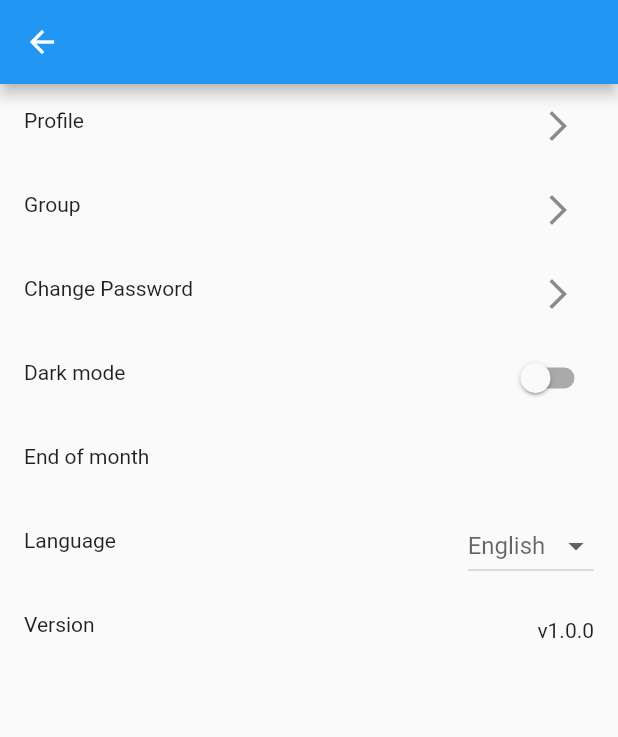
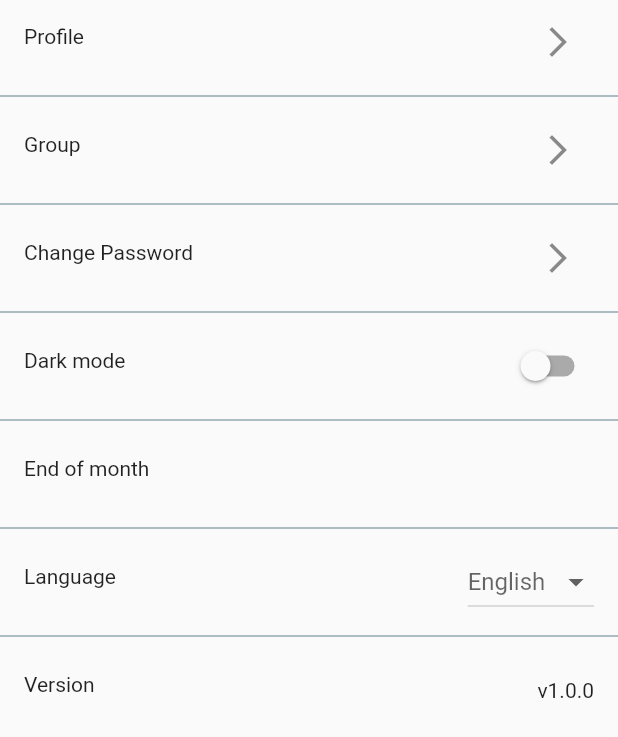
Before and after one commit to Technion236272/2022a-BalanceMe, a Flutter app: the Settings screen opened directly, on a phone screen of 412 x 824 dp. Shown: the top 737 px of the screen. Run offline on Flutter 3.47's test engine with Material 2 defaults, Android fonts, the phone set to English and light mode, and no system bars; our stand-ins replace auth_buttons, cloud_firestore, cross_file, firebase_analytics, firebase_auth, firebase_core and 5 more; missing offline and left inert: dart:ffi, flutter_facebook_auth; accounts and stored records are empty.

Commit message:
basic settings UI
#69 basic UI and structure, including language drop down for testing purposes.

```diff
--- a/lib/firebase_wrapper/auth_repository.dart
+++ b/lib/firebase_wrapper/auth_repository.dart
@@ -126,7 +126,7 @@ class AuthRepository with ChangeNotifier {
 
       if (avatarImage!=null && _user!=null) {
         Reference storageReference = _storage.ref().child(config.avatarsCollection + '/' +_user!.email.toString());
-        UploadTask uploadedAvatar = storageReference.putFile(File(avatarImage!.path));
+        UploadTask uploadedAvatar = storageReference.putFile(File(avatarImage.path));
         await uploadedAvatar;
       }
       _avatarUrl = await getAvatarUrl();
--- a/lib/global/constants.dart
+++ b/lib/global/constants.dart
@@ -99,3 +99,6 @@ const String pieChartInnerRadius = '65%';
 const LegendPosition pieChartLegendPosition = LegendPosition.top;
 Color pieChartCenterText = Colors.grey.shade600;
 Color pieCharDefaultCategoryColor = Colors.white;
+
+//settings
+Color dividerColor=Colors.blueGrey;
--- a/lib/pages/home.dart
+++ b/lib/pages/home.dart
@@ -1,4 +1,5 @@
 // ================= Home Page =================
+import 'package:balance_me/localization/resources/resources.dart';
 import 'package:flutter/material.dart';
 import 'package:provider/provider.dart';
 import 'package:balance_me/widgets/appbar.dart';
@@ -8,6 +9,7 @@ import 'package:balance_me/firebase_wrapper/auth_repository.dart';
 import 'package:balance_me/firebase_wrapper/storage_repository.dart';
 import 'package:balance_me/global/types.dart';
 import 'package:balance_me/global/constants.dart' as gc;
+import 'package:balance_me/pages/settings.dart';
 
 class HomePage extends StatefulWidget {
   const HomePage({Key? key}) : super(key: key);
@@ -28,7 +30,7 @@ class _HomePageState extends State<HomePage> {
   Widget _getCurrentPage(AuthRepository authRepository, UserStorage userStorage) {
     // TODO- replace to Settings and Statistics screens after they will be implemented
     if (_selectedPage == AppPages.Settings.index) {  // Settings
-      return const Scaffold();
+      return Settings();
     }
     if (_selectedPage == AppPages.Statistics.index) {  // Statistics
       return const Scaffold();
@@ -41,7 +43,7 @@ class _HomePageState extends State<HomePage> {
     return Consumer2<AuthRepository, UserStorage>(
         builder: (context, authRepository, userStorage, child) {
           return Scaffold(
-            appBar: MainAppBar(authRepository, userStorage),
+            appBar:_selectedPage!=AppPages.Settings.index? MainAppBar(authRepository, userStorage):MinorAppBar(Languages.of(context)!.settings),
             body: _getCurrentPage(authRepository, userStorage),
             bottomNavigationBar: BottomNavigation(_selectedPage, _updateSelectedPage),
           );
--- a/lib/pages/settings.dart
+++ b/lib/pages/settings.dart
@@ -1,12 +1,10 @@
-//this page will contain the settings UI
-
 import 'package:balance_me/localization/resources/resources.dart';
 import 'package:balance_me/widgets/languages_drop_down.dart';
 import 'package:balance_me/global/project_config.dart' as config;
 import 'package:flutter/material.dart';
 import 'package:balance_me/global/constants.dart' as gc;
 
-//TODO: test this after appBar is implemented
+
 class Settings extends StatefulWidget {
   const Settings({Key? key}) : super(key: key);
 
@@ -19,7 +17,6 @@ class _SettingsState extends State<Settings> {
   @override
   Widget build(BuildContext context) {
     return Scaffold(
-      appBar: AppBar(),
       body: mainSettingsList(),
     );
 
@@ -28,46 +25,42 @@ class _SettingsState extends State<Settings> {
 
   Widget mainSettingsList() {
     return ListView(
-      children: [
-        //profile
-        ListTile(
+      children: [    ListTile(
 
            leading: Text(Languages.of(context)!.profileSettings),
            trailing:
            IconButton(onPressed: getProfileScreen, icon: gc.settingArrow),
          ),
-        //group
+          Divider(color: gc.dividerColor,),
           ListTile(
             leading: Text(Languages.of(context)!.groupSettings),
-          trailing:
-              IconButton(onPressed: getGroupScreen, icon: gc.settingArrow),
+              trailing:  IconButton(onPressed: getGroupScreen, icon: gc.settingArrow),
           ),
-        //change password
+        Divider(color: gc.dividerColor,),
           ListTile(
             leading: Text(Languages.of(context)!.passwordSettings),
-          trailing: IconButton(
-              onPressed: getChangePasswordScreen, icon: gc.settingArrow),
+    trailing: IconButton(onPressed: getChangePasswordScreen, icon: gc.settingArrow),
           ),
-        //Dark mode
+        Divider(color: gc.dividerColor,),
         ListTile(
-            leading: Text(Languages.of(context)!.darkModeSettings),
-            trailing: Switch(value: isDark(), onChanged: setDarkMode)),
-        //End of month
+            leading:Text(Languages.of(context)!.darkModeSettings),
+            trailing: Switch(value: isDark(), onChanged: setDarkMode),
+        ),
+        Divider(color: gc.dividerColor,),
         ListTile(
             leading: Text(Languages.of(context)!.endOfMonthSettings),
-          trailing: daysOfMonthRadio(),
+            // trailing: daysOfMonthRadio(),
         ),
-        //language
+        Divider(color: gc.dividerColor,),
         ListTile(
             leading: Text(Languages.of(context)!.languageSettings),
-            trailing: const LanguageDropDown()
-            //drop.LanguageDropDown,
-
+            trailing:  LanguageDropDown(),
         ),
-        //version
+        Divider(color: gc.dividerColor,),
         ListTile(
-            leading: Text(Languages.of(context)!.versionSettings),
-            trailing: const Text(config.projectVersion))
+          leading:Text(Languages.of(context)!.versionSettings) ,
+            trailing: const Text(config.projectVersion)
+        ),
       ],
     );
   }
@@ -107,6 +100,8 @@ class _SettingsState extends State<Settings> {
 
   //TODO: generate radios for days of month
   Widget daysOfMonthRadio() {
-    return Container();
+    return Row(
+      // children: [Radio(value: value, groupValue: groupValue, onChanged: onChanged)],
+    );
   }
 }
```
Lines whose indentation alone changed are shown as unchanged.
